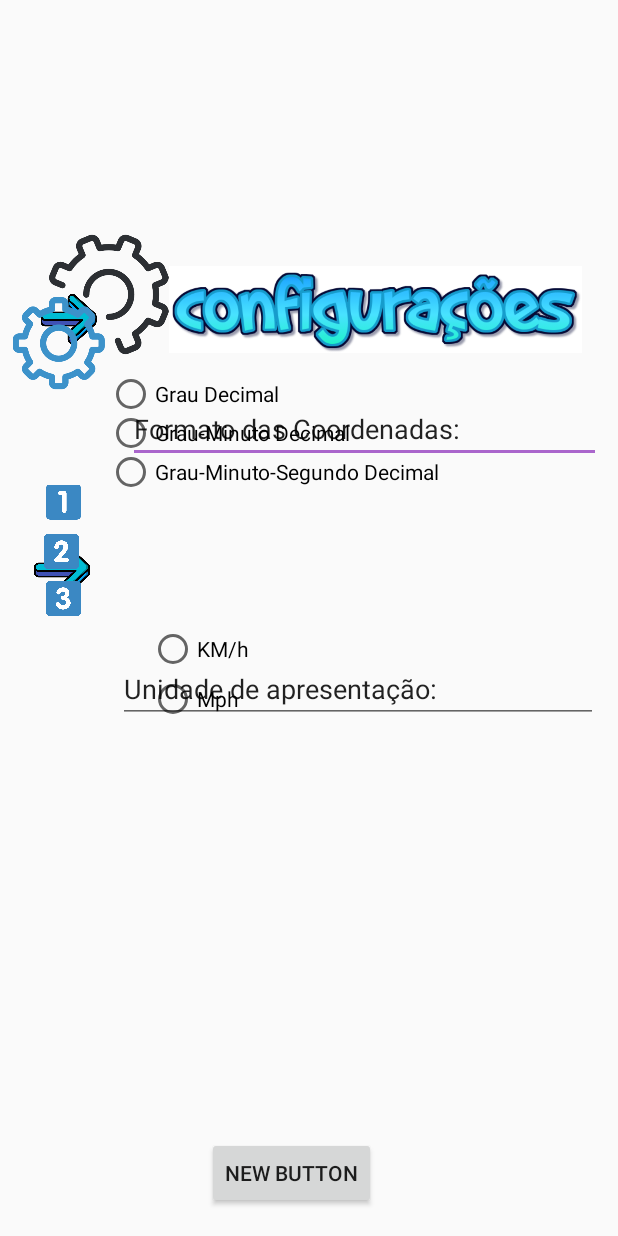
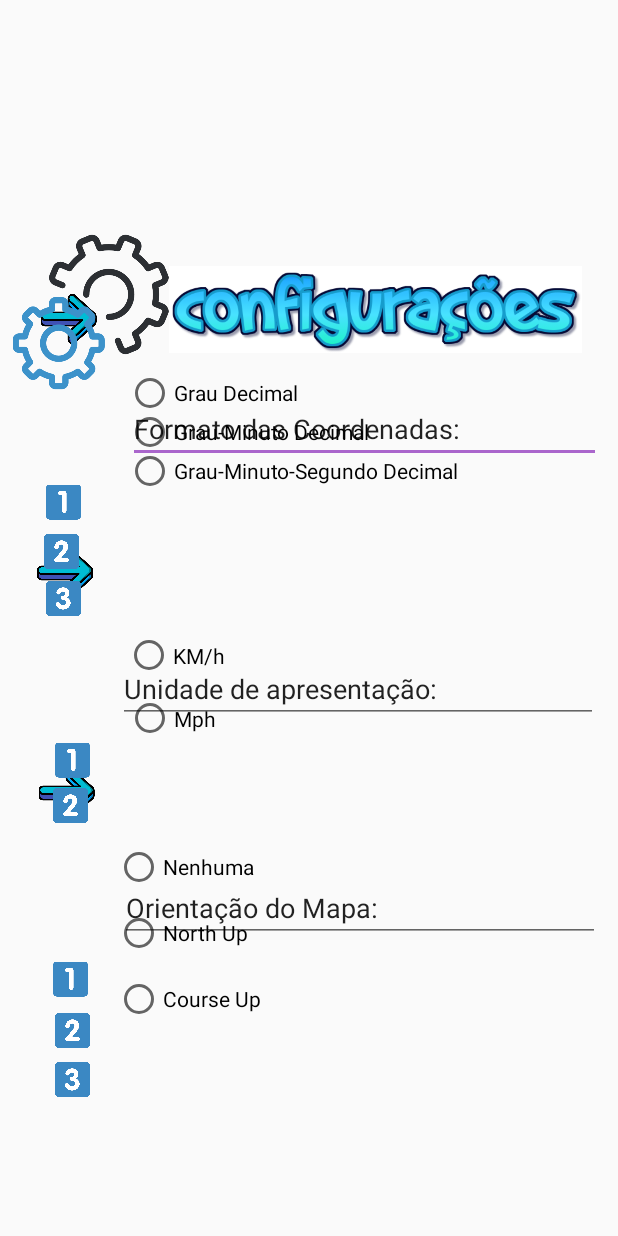
Before and after one commit to palomacorreia/_ANDROID_navegAndroid, an Android app: the layout configurar.xml on its own in the app's theme, with its tools: preview values and no code run, on a phone screen of 412 x 824 dp. Run offline under Robolectric (Android 15) with nearby library versions, the phone set to English and light mode, and no system bars.

Commit message:
tela de confirgar quase finalizada
FALTA O BOTAO DE TIPO DE MAPA E TRAFEGO

```diff
--- a/app/src/main/res/layout/configurar.xml
+++ b/app/src/main/res/layout/configurar.xml
@@ -11,6 +11,29 @@
     tools:context=".MainActivity">
 
     <ImageView
+        android:id="@+id/imageView12"
+        android:layout_width="wrap_content"
+        android:layout_height="37dp"
+        android:layout_alignStart="@+id/textView"
+        android:layout_alignLeft="@+id/textView"
+        android:layout_alignEnd="@+id/editText"
+        android:layout_alignRight="@+id/textView"
+        android:layout_alignParentTop="true"
+        android:layout_marginTop="355dp"
+        android:layout_marginEnd="322dp"
+        android:src="@drawable/seta" />
+
+    <ImageView
+        android:id="@+id/imageView8"
+        android:layout_width="23dp"
+        android:layout_height="28dp"
+        android:layout_alignParentEnd="true"
+        android:layout_alignParentBottom="true"
+        android:layout_marginEnd="350dp"
+        android:layout_marginBottom="467dp"
+        app:srcCompat="@drawable/one" />
+
+    <ImageView
         android:id="@+id/imageView"
         android:layout_width="wrap_content"
         android:layout_height="37dp"
@@ -19,8 +42,8 @@
         android:layout_alignEnd="@+id/editText"
         android:layout_alignRight="@+id/textView"
         android:layout_alignParentTop="true"
-        android:layout_marginTop="353dp"
-        android:layout_marginEnd="326dp"
+        android:layout_marginTop="502dp"
+        android:layout_marginEnd="320dp"
         android:src="@drawable/seta" />
 
     <ImageView
@@ -38,17 +61,17 @@
 
     <RadioGroup
         android:id="@+id/formato"
-        android:layout_width="412dp"
-        android:layout_height="109dp"
+        android:layout_width="280dp"
+        android:layout_height="106dp"
         android:layout_alignStart="@+id/decimal"
         android:layout_alignLeft="@+id/minutodecimal"
         android:layout_alignEnd="@+id/segundo"
         android:layout_alignParentTop="true"
         android:layout_alignParentEnd="true"
-        android:layout_marginStart="-72dp"
-        android:layout_marginLeft="-72dp"
+        android:layout_marginStart="-40dp"
+        android:layout_marginLeft="-40dp"
         android:layout_marginTop="241dp"
-        android:layout_marginEnd="0dp"
+        android:layout_marginEnd="53dp"
         android:layout_marginRight="-42dp"
         android:weightSum="1"
         tools:ignore="NotSibling">
@@ -85,19 +108,6 @@
 
     </RadioGroup>
 
-    <Button
-        android:id="@+id/button"
-        android:layout_width="wrap_content"
-        android:layout_height="wrap_content"
-        android:layout_below="@+id/radioGroup"
-        android:layout_alignParentEnd="true"
-        android:layout_alignParentBottom="true"
-        android:layout_gravity="center_horizontal"
-        android:layout_marginTop="344dp"
-        android:layout_marginEnd="153dp"
-        android:layout_marginBottom="10dp"
-        android:text="New Button" />
-
     <EditText
         android:id="@+id/editText"
         android:layout_width="315dp"
@@ -116,6 +126,18 @@
         android:layout_height="wrap_content"
         android:layout_alignParentEnd="true"
         android:layout_alignParentBottom="true"
+        android:layout_marginEnd="4dp"
+        android:layout_marginBottom="188dp"
+        android:ems="10"
+        android:inputType="textPersonName"
+        android:text="Orientação do Mapa:" />
+
+    <EditText
+        android:id="@+id/editText3"
+        android:layout_width="320dp"
+        android:layout_height="wrap_content"
+        android:layout_alignParentEnd="true"
+        android:layout_alignParentBottom="true"
         android:layout_marginEnd="5dp"
         android:layout_marginBottom="334dp"
         android:ems="10"
@@ -124,8 +146,8 @@
 
     <RadioGroup
         android:id="@+id/apresentacao"
-        android:layout_width="359dp"
-        android:layout_height="wrap_content"
+        android:layout_width="317dp"
+        android:layout_height="66dp"
         android:layout_alignStart="@+id/km"
         android:layout_alignLeft="@+id/mph"
         android:layout_alignParentTop="true"
@@ -134,16 +156,16 @@
         android:layout_marginStart="-2dp"
         android:layout_marginLeft="-17dp"
         android:layout_marginTop="408dp"
-        android:layout_marginEnd="-2dp"
+        android:layout_marginEnd="32dp"
         android:layout_marginRight="-42dp"
-        android:layout_marginBottom="255dp"
+        android:layout_marginBottom="257dp"
         android:weightSum="1"
         tools:ignore="NotSibling">
 
         <RadioButton
             android:id="@+id/km"
-            android:layout_width="253dp"
-            android:layout_height="20dp"
+            android:layout_width="260dp"
+            android:layout_height="wrap_content"
             android:layout_gravity="center_horizontal"
             android:layout_weight="0.13"
             android:checked="false"
@@ -152,8 +174,8 @@
 
         <RadioButton
             android:id="@+id/mph"
-            android:layout_width="253dp"
-            android:layout_height="20dp"
+            android:layout_width="258dp"
+            android:layout_height="wrap_content"
             android:layout_gravity="center_horizontal"
             android:layout_weight="0.13"
             android:checked="false"
@@ -162,25 +184,82 @@
 
     </RadioGroup>
 
-
-    <ImageView
-        android:id="@+id/imageView2"
-        android:layout_width="23dp"
-        android:layout_height="28dp"
+    <RadioGroup
+        android:id="@+id/orientacao"
+        android:layout_width="302dp"
+        android:layout_height="115dp"
+        android:layout_alignStart="@+id/km"
+        android:layout_alignLeft="@+id/mph"
+        android:layout_alignParentTop="true"
         android:layout_alignParentEnd="true"
         android:layout_alignParentBottom="true"
-        android:layout_marginEnd="350dp"
-        android:layout_marginBottom="467dp"
-        app:srcCompat="@drawable/one" />
+        android:layout_marginStart="-29dp"
+        android:layout_marginLeft="-30dp"
+        android:layout_marginTop="548dp"
+        android:layout_marginEnd="47dp"
+        android:layout_marginRight="-42dp"
+        android:layout_marginBottom="68dp"
+        android:weightSum="1"
+        tools:ignore="NotSibling">
 
+        <RadioButton
+            android:id="@+id/nenhuma"
+            android:layout_width="258dp"
+            android:layout_height="wrap_content"
+            android:layout_gravity="center_horizontal"
+            android:layout_weight="0.13"
+            android:checked="false"
+            android:text="Nenhuma"
+            android:textSize="14sp" />
+
+        <RadioButton
+            android:id="@+id/norht"
+            android:layout_width="258dp"
+            android:layout_height="wrap_content"
+            android:layout_gravity="center_horizontal"
+            android:layout_weight="0.13"
+            android:checked="false"
+            android:text="North Up"
+            android:textSize="14sp" />
+
+        <RadioButton
+            android:id="@+id/course"
+            android:layout_width="258dp"
+            android:layout_height="wrap_content"
+            android:layout_gravity="center_horizontal"
+            android:layout_weight="0.13"
+            android:checked="false"
+            android:text="Course Up"
+            android:textSize="14sp" />
+    </RadioGroup>
     <ImageView
         android:id="@+id/imageView3"
         android:layout_width="23dp"
         android:layout_height="26dp"
         android:layout_alignParentEnd="true"
         android:layout_alignParentBottom="true"
+        android:layout_marginEnd="345dp"
+        android:layout_marginBottom="266dp"
+        app:srcCompat="@drawable/two" />
+
+    <ImageView
+        android:id="@+id/imageView9"
+        android:layout_width="23dp"
+        android:layout_height="26dp"
+        android:layout_alignParentEnd="true"
+        android:layout_alignParentBottom="true"
         android:layout_marginEnd="351dp"
         android:layout_marginBottom="435dp"
+        app:srcCompat="@drawable/two" />
+
+    <ImageView
+        android:id="@+id/imageView14"
+        android:layout_width="23dp"
+        android:layout_height="26dp"
+        android:layout_alignParentEnd="true"
+        android:layout_alignParentBottom="true"
+        android:layout_marginEnd="344dp"
+        android:layout_marginBottom="116dp"
         app:srcCompat="@drawable/two" />
 
     <ImageView
@@ -191,6 +270,16 @@
         android:layout_alignParentBottom="true"
         android:layout_marginEnd="350dp"
         android:layout_marginBottom="404dp"
+        app:srcCompat="@drawable/three" />
+
+    <ImageView
+        android:id="@+id/imageView15"
+        android:layout_width="23dp"
+        android:layout_height="26dp"
+        android:layout_alignParentEnd="true"
+        android:layout_alignParentBottom="true"
+        android:layout_marginEnd="344dp"
+        android:layout_marginBottom="83dp"
         app:srcCompat="@drawable/three" />
 
     <ImageView
@@ -213,4 +302,33 @@
         android:layout_marginBottom="27dp"
         app:srcCompat="@drawable/config" />
 
+    <ImageView
+        android:id="@+id/imageView8"
+        android:layout_width="23dp"
+        android:layout_height="28dp"
+        android:layout_alignParentEnd="true"
+        android:layout_alignParentBottom="true"
+        android:layout_marginEnd="344dp"
+        android:layout_marginBottom="295dp"
+        app:srcCompat="@drawable/one" />
+
+    <ImageView
+        android:id="@+id/imageView11"
+        android:layout_width="23dp"
+        android:layout_height="28dp"
+        android:layout_alignParentEnd="true"
+        android:layout_alignParentBottom="true"
+        android:layout_marginEnd="345dp"
+        android:layout_marginBottom="149dp"
+        app:srcCompat="@drawable/one" />
+
+    <ImageView
+        android:id="@+id/imageView13"
+        android:layout_width="23dp"
+        android:layout_height="28dp"
+        android:layout_alignParentEnd="true"
+        android:layout_alignParentBottom="true"
+        android:layout_marginEnd="350dp"
+        android:layout_marginBottom="467dp"
+        app:srcCompat="@drawable/one" />
 </RelativeLayout>
```
